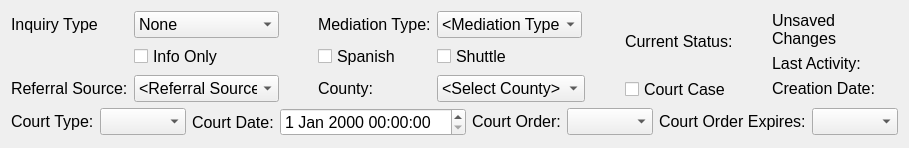
The window that drc/gui/mediationprocessstatusform.ui (lansdon/cpts483_drc) describes before a commit, drawn with Qt 5.
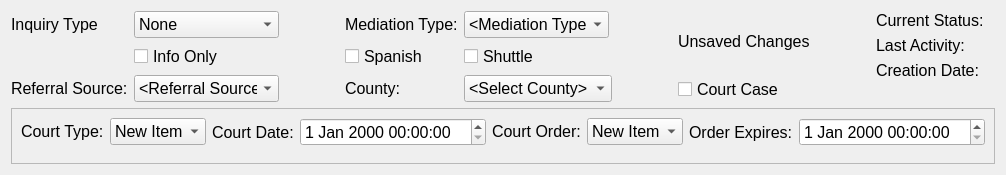
The same window after the commit.

Commit message: MP Status Form updates. WIP.

The edit to the form file:
```diff
--- a/drc/gui/mediationprocessstatusform.ui
+++ b/drc/gui/mediationprocessstatusform.ui
@@ -6,8 +6,8 @@
    <rect>
     <x>0</x>
     <y>0</y>
-    <width>895</width>
-    <height>148</height>
+    <width>977</width>
+    <height>175</height>
    </rect>
   </property>
   <property name="sizePolicy">
@@ -19,7 +19,7 @@
   <property name="maximumSize">
    <size>
     <width>16777215</width>
-    <height>148</height>
+    <height>175</height>
    </size>
   </property>
   <property name="font">
@@ -307,13 +307,6 @@
          </item>
         </widget>
        </item>
-       <item row="1" column="0">
-        <widget class="QCheckBox" name="spanishCheckBox">
-         <property name="text">
-          <string>Spanish</string>
-         </property>
-        </widget>
-       </item>
        <item row="1" column="1">
         <widget class="QCheckBox" name="shuttleCheckBox">
          <property name="text">
@@ -378,6 +371,13 @@
          </item>
         </widget>
        </item>
+       <item row="1" column="0">
+        <widget class="QCheckBox" name="spanishCheckBox">
+         <property name="text">
+          <string>Spanish</string>
+         </property>
+        </widget>
+       </item>
       </layout>
      </item>
      <item>
@@ -399,14 +399,12 @@
         <enum>QLayout::SetNoConstraint</enum>
        </property>
        <item>
-        <widget class="QLabel" name="currentStatusLabel">
-         <property name="font">
-          <font>
-           <pointsize>12</pointsize>
-          </font>
-         </property>
+        <widget class="QLabel" name="saveStatusLabel">
          <property name="text">
-          <string>Current Status:</string>
+          <string>Unsaved Changes</string>
+         </property>
+         <property name="wordWrap">
+          <bool>true</bool>
          </property>
         </widget>
        </item>
@@ -434,7 +432,7 @@
      </item>
      <item>
       <layout class="QFormLayout" name="formLayout_2">
-       <item row="1" column="1">
+       <item row="2" column="1">
         <widget class="QLabel" name="lastActivityDisplayLabel">
          <property name="font">
           <font>
@@ -446,7 +444,7 @@
          </property>
         </widget>
        </item>
-       <item row="1" column="0">
+       <item row="2" column="0">
         <widget class="QLabel" name="lastActivityLabel">
          <property name="font">
           <font>
@@ -458,17 +456,7 @@
          </property>
         </widget>
        </item>
-       <item row="0" column="0" colspan="2">
-        <widget class="QLabel" name="saveStatusLabel">
-         <property name="text">
-          <string>Unsaved Changes</string>
-         </property>
-         <property name="wordWrap">
-          <bool>true</bool>
-         </property>
-        </widget>
-       </item>
-       <item row="2" column="0">
+       <item row="3" column="0">
         <widget class="QLabel" name="_creationLabel">
          <property name="font">
           <font>
@@ -480,7 +468,7 @@
          </property>
         </widget>
        </item>
-       <item row="2" column="1">
+       <item row="3" column="1">
         <widget class="QLabel" name="createdDateLabel">
          <property name="font">
           <font>
@@ -492,33 +480,78 @@
          </property>
         </widget>
        </item>
+       <item row="1" column="0" colspan="2">
+        <widget class="QLabel" name="currentStatusLabel">
+         <property name="font">
+          <font>
+           <pointsize>12</pointsize>
+          </font>
+         </property>
+         <property name="text">
+          <string>Current Status:</string>
+         </property>
+        </widget>
+       </item>
       </layout>
      </item>
     </layout>
    </item>
    <item>
-    <layout class="QHBoxLayout" name="middle">
+    <widget class="QFrame" name="courtRow_3">
+     <property name="frameShape">
+      <enum>QFrame::StyledPanel</enum>
+     </property>
+     <property name="frameShadow">
+      <enum>QFrame::Raised</enum>
+     </property>
+     <layout class="QHBoxLayout" name="horizontalLayout">
      <item>
       <layout class="QFormLayout" name="formLayout_3">
        <item row="0" column="0">
-        <widget class="QLabel" name="label_3">
+         <widget class="QLabel" name="_courtTypeLabel">
          <property name="text">
           <string>Court Type:</string>
          </property>
         </widget>
        </item>
        <item row="0" column="1">
-        <widget class="QComboBox" name="comboBox_2"/>
+         <widget class="QComboBox" name="courtTypeComboBox">
+          <item>
+           <property name="text">
+            <string>New Item</string>
+           </property>
+          </item>
+          <item>
+           <property name="text">
+            <string>New Item</string>
+           </property>
+          </item>
+          <item>
+           <property name="text">
+            <string>New Item</string>
+           </property>
+          </item>
+          <item>
+           <property name="text">
+            <string>New Item</string>
+           </property>
+          </item>
+          <item>
+           <property name="text">
+            <string>New Item</string>
+           </property>
+          </item>
+         </widget>
        </item>
       </layout>
      </item>
      <item>
       <layout class="QFormLayout" name="formLayout">
        <item row="0" column="1">
-        <widget class="QDateTimeEdit" name="dateTimeEdit"/>
+         <widget class="QDateTimeEdit" name="courDateTimeEdit"/>
        </item>
        <item row="0" column="0">
-        <widget class="QLabel" name="label_4">
+         <widget class="QLabel" name="_courtDateLabel">
          <property name="text">
           <string>Court Date:</string>
          </property>
@@ -528,33 +561,58 @@
      </item>
      <item>
       <layout class="QFormLayout" name="formLayout_5">
+        <property name="fieldGrowthPolicy">
+         <enum>QFormLayout::FieldsStayAtSizeHint</enum>
+        </property>
+        <item row="0" column="1">
+         <widget class="QComboBox" name="courtOrderComboBox">
+          <item>
+           <property name="text">
+            <string>New Item</string>
+           </property>
+          </item>
+          <item>
+           <property name="text">
+            <string>New Item</string>
+           </property>
+          </item>
+          <item>
+           <property name="text">
+            <string>New Item</string>
+           </property>
+          </item>
+          <item>
+           <property name="text">
+            <string>New Item</string>
+           </property>
+          </item>
+         </widget>
+        </item>
        <item row="0" column="0">
-        <widget class="QLabel" name="courtOrderLabel">
+         <widget class="QLabel" name="_courtOrderLabel">
          <property name="text">
           <string>Court Order:</string>
          </property>
         </widget>
        </item>
-       <item row="0" column="1">
-        <widget class="QComboBox" name="courtOrderComboBox"/>
-       </item>
       </layout>
      </item>
      <item>
       <layout class="QFormLayout" name="formLayout_4">
        <item row="0" column="0">
-        <widget class="QLabel" name="courtOrderLabel_2">
+         <widget class="QLabel" name="courtOrderLabel">
          <property name="text">
-          <string>Court Order Expires:</string>
+           <string>Order Expires:</string>
          </property>
         </widget>
        </item>
        <item row="0" column="1">
-        <widget class="QComboBox" name="expiresComboBox"/>
+         <widget class="QDateTimeEdit" name="expirationDateTimeEdit"/>
        </item>
       </layout>
      </item>
     </layout>
+    </widget>
    </item>
   </layout>
  </widget>
```
Lines whose indentation alone changed are shown as unchanged. The commit also changes 4 other files.
